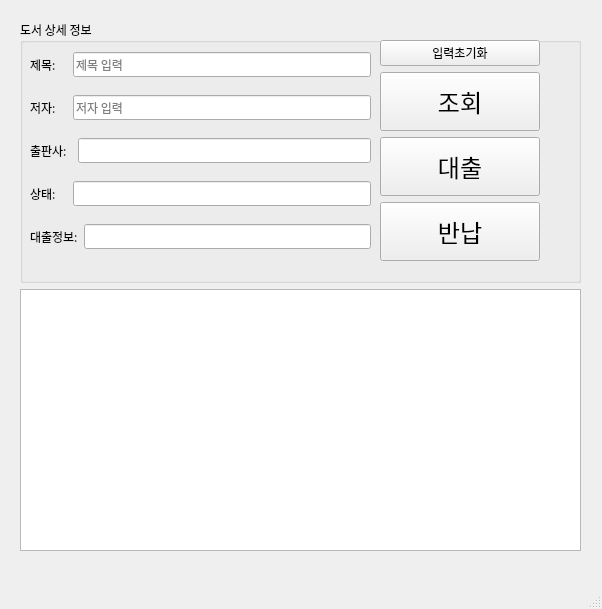
The window that 기본 페이지 기능설정(보완필요)/bookrentalshop/book_qt_3.ui (jszxro/PK_miniproject_3) describes before a commit, drawn with Qt 5.
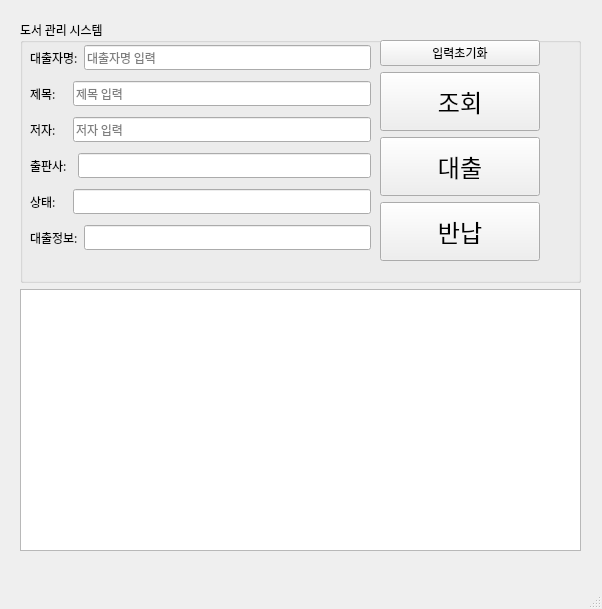
The same window after the commit.

Commit message:
조회대출반납, 회원정보관리자
조회대출반납, 회원정보관리자

What changed in the file:
```diff
--- a/기본 페이지 기능설정(보완필요)/bookrentalshop/book_qt_3.ui
+++ b/기본 페이지 기능설정(보완필요)/bookrentalshop/book_qt_3.ui
@@ -37,7 +37,7 @@
        <item>
         <widget class="QGroupBox" name="groupBox">
          <property name="title">
-          <string>도서 상세 정보</string>
+          <string>도서 관리 시스템</string>
          </property>
          <widget class="QWidget" name="verticalLayoutWidget_2">
           <property name="geometry">
@@ -49,6 +49,24 @@
            </rect>
           </property>
           <layout class="QVBoxLayout" name="verticalLayout_2">
+           <item>
+            <layout class="QHBoxLayout" name="horizontalLayout_2">
+             <item>
+              <widget class="QLabel" name="label_4">
+               <property name="text">
+                <string>대출자명:</string>
+               </property>
+              </widget>
+             </item>
+             <item>
+              <widget class="QLineEdit" name="input_std_username">
+               <property name="placeholderText">
+                <string>대출자명 입력</string>
+               </property>
+              </widget>
+             </item>
+            </layout>
+           </item>
            <item>
             <layout class="QHBoxLayout" name="horizontalLayout_3">
              <item>
```
The commit also changes 3 other files.
